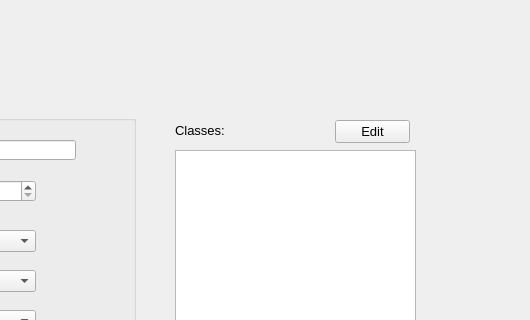
First picture: the form in editstudentdialog.ui, repository thenewcoder/school-administration-system, before the edit; both pictures show x 505 to 1035 and y 0 to 320 of the 1035 by 845 pixel window.
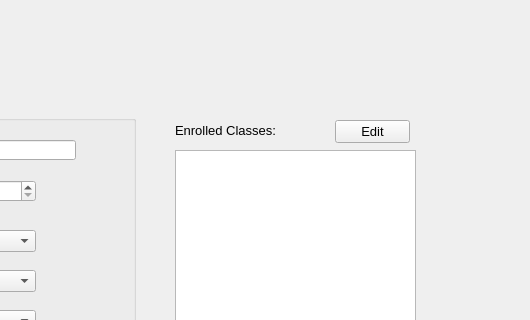
Second picture: the form after the edit. Icons and pictures are not drawn.

Commit message: Added enums to refactor the selection of the columns for the different table views. Enabled sorting for the classes table view.

```diff
--- a/editstudentdialog.ui
+++ b/editstudentdialog.ui
@@ -568,7 +568,7 @@
     <rect>
      <x>680</x>
      <y>120</y>
-     <width>71</width>
+     <width>131</width>
      <height>21</height>
     </rect>
    </property>
@@ -578,7 +578,7 @@
     </font>
    </property>
    <property name="text">
-    <string>Classes:</string>
+    <string>Enrolled Classes:</string>
    </property>
   </widget>
   <widget class="QPushButton" name="btnEditClasses">
```
The commit also changes 7 other files.
